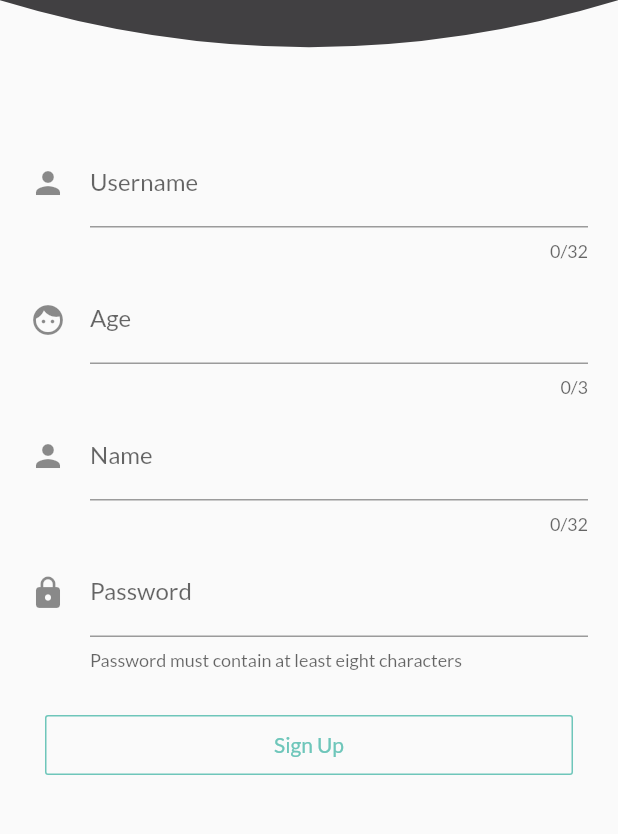
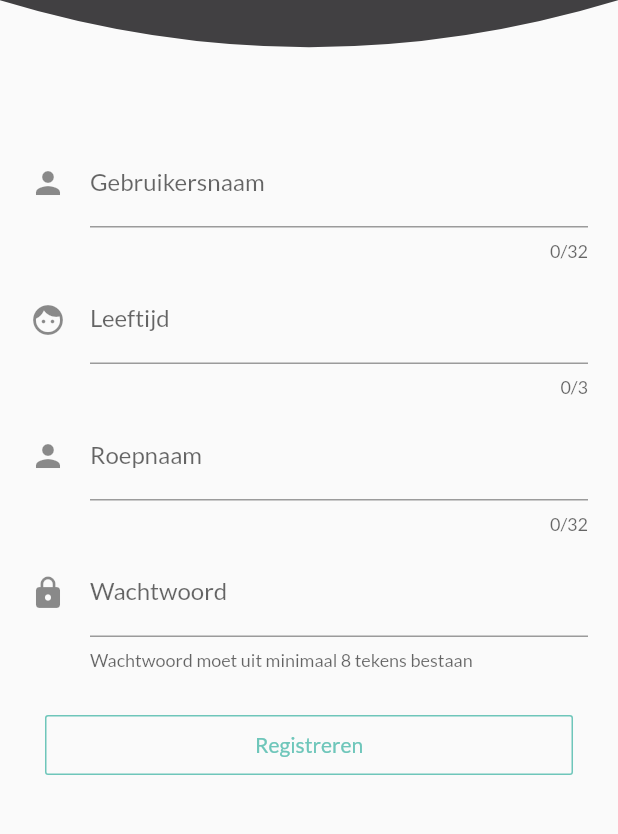
Before and after one commit to mextenderr/Team-2-De-Nachtwacht, a Flutter app: the RegisterPage screen opened by its route, on a phone screen of 412 x 824 dp, the part 281-1115 px from its top. Run offline on Flutter 3.47's test engine with Material 2 defaults, Android fonts, the phone set to English and light mode, and no system bars; our stand-ins replace audioplayers, flutter_bluetooth_serial, google_fonts, shared_preferences, toast; missing offline and left inert: bezier_chart; accounts and stored records are empty.

Commit message:
App vertaald naar het Nederlands

```diff
--- a/flutterApp/flutter_app/lib/pages/login_page.dart
+++ b/flutterApp/flutter_app/lib/pages/login_page.dart
@@ -59,15 +59,18 @@ class _LoginPageState extends State<LoginPage> {
 
           // sharedPreferences.setString("token", jsonData['token']);
           print("User is logged in");
-          Toast.show("User is logged in", context, duration: Toast.LENGTH_LONG, gravity:  Toast.BOTTOM);
+          Toast.show("Ingelogd!", context, duration: Toast.LENGTH_LONG, gravity:  Toast.BOTTOM);
           user.uid = data['uid'];
           user.name = username;
           Navigator.of(context).pushReplacementNamed('/home');
-
+        }
+        else {
+          Toast.show("Account bestaat niet", context, duration: Toast.LENGTH_LONG, gravity:  Toast.BOTTOM);
         }
       }
       else {
         print(response.body);
+        Toast.show("Geen verbinding...", context, duration: Toast.LENGTH_LONG, gravity:  Toast.BOTTOM);
       }
     setState(() {
           _isLoading = false;
@@ -113,15 +116,15 @@ class _LoginPageState extends State<LoginPage> {
         onPressed: () {
           if (usernameController.text.isEmpty && passwordController.text.isEmpty){
             print("Username and password are required");
-            Toast.show("Username and password are required", context, duration: Toast.LENGTH_LONG, gravity:  Toast.BOTTOM);
+            Toast.show("Gebruiersnaam en wachtwoord zijn vereist", context, duration: Toast.LENGTH_LONG, gravity:  Toast.BOTTOM);
           }
           else if (usernameController.text.isEmpty){
-            print("Username is required");
-            Toast.show("Username is required", context, duration: Toast.LENGTH_LONG, gravity:  Toast.BOTTOM);
+            print("Gebruikersnaam is vereist");
+            Toast.show("Gebruikersnaam is vereist", context, duration: Toast.LENGTH_LONG, gravity:  Toast.BOTTOM);
           }
           else if (passwordController.text.isEmpty){
-            print("Password is required");
-            Toast.show("Password is required", context, duration: Toast.LENGTH_LONG, gravity:  Toast.BOTTOM);
+            print("Wachtwoord is vereist");
+            Toast.show("Wachtwoord is vereist", context, duration: Toast.LENGTH_LONG, gravity:  Toast.BOTTOM);
           }
           else{
           setState(() {
@@ -137,7 +140,7 @@ class _LoginPageState extends State<LoginPage> {
           width: 1,
         ),
 
-        child: Text("Sign In", style: TextStyle(color: Color.fromRGBO(110, 198, 186, 1))),
+        child: Text("Inloggen", style: TextStyle(color: Color.fromRGBO(110, 198, 186, 1))),
       ),
     );
   }
@@ -158,7 +161,7 @@ class _LoginPageState extends State<LoginPage> {
           color: Color.fromRGBO(110, 198, 186, 1),
           width: 1,
         ),
-        child: Text("No account? Sign up!",
+        child: Text("Geen account? Maak nu aan!",
             style: TextStyle(color: Color.fromRGBO(110, 198, 186, 1))),
       ),
     );
@@ -170,9 +173,9 @@ class _LoginPageState extends State<LoginPage> {
       margin: EdgeInsets.only(top: 30.0),
       child: Column(
         children: <Widget>[
-          txtUsername("Username", Icons.person),
+          txtUsername("Gebruikersnaam", Icons.person),
           SizedBox(height: 10.0),
-          txtPassword("Password", Icons.lock),
+          txtPassword("Wachtwoord", Icons.lock),
         ],
       ),
     );
@@ -188,7 +191,7 @@ class _LoginPageState extends State<LoginPage> {
       //obscureText: title == "Username" ? false : true,
       style: TextStyle(color: Color.fromRGBO(65, 64, 66, 1)),
       decoration: InputDecoration(
-          labelText: 'Username',
+          labelText: 'Gebruikersnaam',
           //hintText: title,
           hintStyle: TextStyle(color: Color.fromRGBO(65, 64, 66, 1)),
           icon: Icon(icon)),
@@ -201,7 +204,7 @@ class _LoginPageState extends State<LoginPage> {
       obscureText: true,
       style: TextStyle(color: Color.fromRGBO(65, 64, 66, 1)),
       decoration: InputDecoration(
-          labelText: 'Password',
+          labelText: 'Wachtwoord',
           //hintText: title,
           hintStyle: TextStyle(color: Color.fromRGBO(65, 64, 66, 1)),
           icon: Icon(icon)),
--- a/flutterApp/flutter_app/lib/pages/register_page.dart
+++ b/flutterApp/flutter_app/lib/pages/register_page.dart
@@ -61,15 +61,16 @@ class _RegisterPageState extends State<RegisterPage> {
           _isLoading = false;
           Navigator.push(context,  MaterialPageRoute(builder: (context) => LoginPage()),);
           });
+          Toast.show("Account aangemaakt!", context, duration: Toast.LENGTH_SHORT, gravity:  Toast.BOTTOM);
         }
       else {
-        print("Username already taken");
-        Toast.show("Username already taken", context, duration: Toast.LENGTH_SHORT, gravity:  Toast.BOTTOM);
+        print("Gebruikersnaam al in gebruik");
+        Toast.show("Gebruikersnaam al in gebruik", context, duration: Toast.LENGTH_SHORT, gravity:  Toast.BOTTOM);
       }
     }
     else {
       print(response.body);
-      print("--Server connecion failed--");
+      Toast.show("Geen verbinding", context, duration: Toast.LENGTH_SHORT, gravity:  Toast.BOTTOM);
     }
   }
 
@@ -109,35 +110,14 @@ class _RegisterPageState extends State<RegisterPage> {
       child: OutlineButton(
         onPressed: () {
           if(usernameController.text.isEmpty && ageController.text.isEmpty && nameController.text.isEmpty && passwordController.text.isEmpty){
-            print("All fields are empty");
-            Toast.show("All fields are empty", context, duration: Toast.LENGTH_LONG, gravity:  Toast.BOTTOM);
-          }
-          else if (usernameController.text.isEmpty){
-            print("Username is required");
-            Toast.show("Username is required", context, duration: Toast.LENGTH_LONG, gravity:  Toast.BOTTOM);
-          }
-          else if (ageController.text.isEmpty){
-            print("Age is required");
-            Toast.show("Age is required", context, duration: Toast.LENGTH_LONG, gravity:  Toast.BOTTOM);
-          }
-          else if (nameController.text.isEmpty){
-            print("Name is required");
-            Toast.show("Name is required", context, duration: Toast.LENGTH_LONG, gravity:  Toast.BOTTOM);
-          }
-          else if (passwordController.text.isEmpty){
-            print("Password is required");
-            Toast.show("Password is required", context, duration: Toast.LENGTH_LONG, gravity:  Toast.BOTTOM);
+            Toast.show("Vul verplichte velden in", context, duration: Toast.LENGTH_LONG, gravity:  Toast.BOTTOM);
           }
           else if(passwordController.text.length < 8){
-            print("Password must contain at least eight characters");
-            Toast.show("Password must contain at least eight characters", context, duration: Toast.LENGTH_LONG, gravity:  Toast.BOTTOM);
+            Toast.show("Wachtwoord moet minimaal 8 tekens hebben", context, duration: Toast.LENGTH_LONG, gravity:  Toast.BOTTOM);
           }
           else {
-
-          signUp(usernameController.text, ageController.text, nameController.text, passwordController.text);
-          Toast.show("Register succesfull", context, duration: Toast.LENGTH_LONG, gravity:  Toast.BOTTOM);
+            signUp(usernameController.text, ageController.text, nameController.text, passwordController.text);
           }
-          return null;
         },
         color: Colors.transparent,
         borderSide: BorderSide(
@@ -145,7 +125,7 @@ class _RegisterPageState extends State<RegisterPage> {
           color: Color.fromRGBO(110, 198, 186, 1),
           width: 1,
         ),
-        child: Text( _isLoading ? "Creating account..." : "Sign Up", style: TextStyle(color: Color.fromRGBO(110, 198, 186, 1))),
+        child: Text( _isLoading ? "Account aan het maken..." : "Registreren", style: TextStyle(color: Color.fromRGBO(110, 198, 186, 1))),
       ),
     );
   }
@@ -156,13 +136,13 @@ class _RegisterPageState extends State<RegisterPage> {
       margin: EdgeInsets.only(top: 30.0),
         child: Column(
           children: <Widget> [
-            txtUsername("Username", Icons.person),
+            txtUsername("Gebruikersnaam", Icons.person),
             SizedBox(height: 10.0),
-            txtAge("Age", Icons.face),
+            txtAge("Leeftijd", Icons.face),
             SizedBox(height: 10.0),
-            txtName("Name", Icons.person),
+            txtName("Roepnaam", Icons.person),
             SizedBox(height: 10.0),
-            txtPassword("Password", Icons.lock),
+            txtPassword("Wachtwoord", Icons.lock),
         ],
       ),
     );
@@ -180,7 +160,7 @@ class _RegisterPageState extends State<RegisterPage> {
       //obscureText: title == "Username" ? false : true,
       style: TextStyle(color: Color.fromRGBO(65, 64, 66, 1)),
       decoration: InputDecoration(
-        labelText: 'Username',
+        labelText: 'Gebruikersnaam',
         //hintText: title,
         hintStyle: TextStyle(color: Color.fromRGBO(65, 64, 66, 1)),
         icon: Icon(icon)
@@ -195,7 +175,7 @@ class _RegisterPageState extends State<RegisterPage> {
       //obscureText: title == "Age" ? false : true,
       style: TextStyle(color: Color.fromRGBO(65, 64, 66, 1)),
       decoration: InputDecoration(
-        labelText: 'Age',
+        labelText: 'Leeftijd',
         //hintText: title,
         hintStyle: TextStyle(color: Color.fromRGBO(65, 64, 66, 1)),
         icon: Icon(icon)
@@ -211,7 +191,7 @@ class _RegisterPageState extends State<RegisterPage> {
       //obscureText: title == "Name" ? false : true,
       style: TextStyle(color: Color.fromRGBO(65, 64, 66, 1)),
       decoration: InputDecoration(
-        labelText: 'Name',
+        labelText: 'Roepnaam',
         //hintText: title,
         hintStyle: TextStyle(color: Color.fromRGBO(65, 64, 66, 1)),
         icon: Icon(icon)
@@ -224,8 +204,8 @@ class _RegisterPageState extends State<RegisterPage> {
       obscureText: true,
       style: TextStyle(color: Color.fromRGBO(65, 64, 66, 1)),
       decoration: InputDecoration(
-        labelText: 'Password',
-        helperText: "Password must contain at least eight characters",
+        labelText: 'Wachtwoord',
+        helperText: "Wachtwoord moet uit minimaal 8 tekens bestaan",
         //hintText: title,
         hintStyle: TextStyle(color: Color.fromRGBO(65, 64, 66, 1)),
         icon: Icon(icon)
```
Also changed, not shown: flutterApp/flutter_app/lib/pages/alarmPage.dart (+4 -4 lines), flutterApp/flutter_app/lib/pages/homePage.dart (+6 -6 lines).
